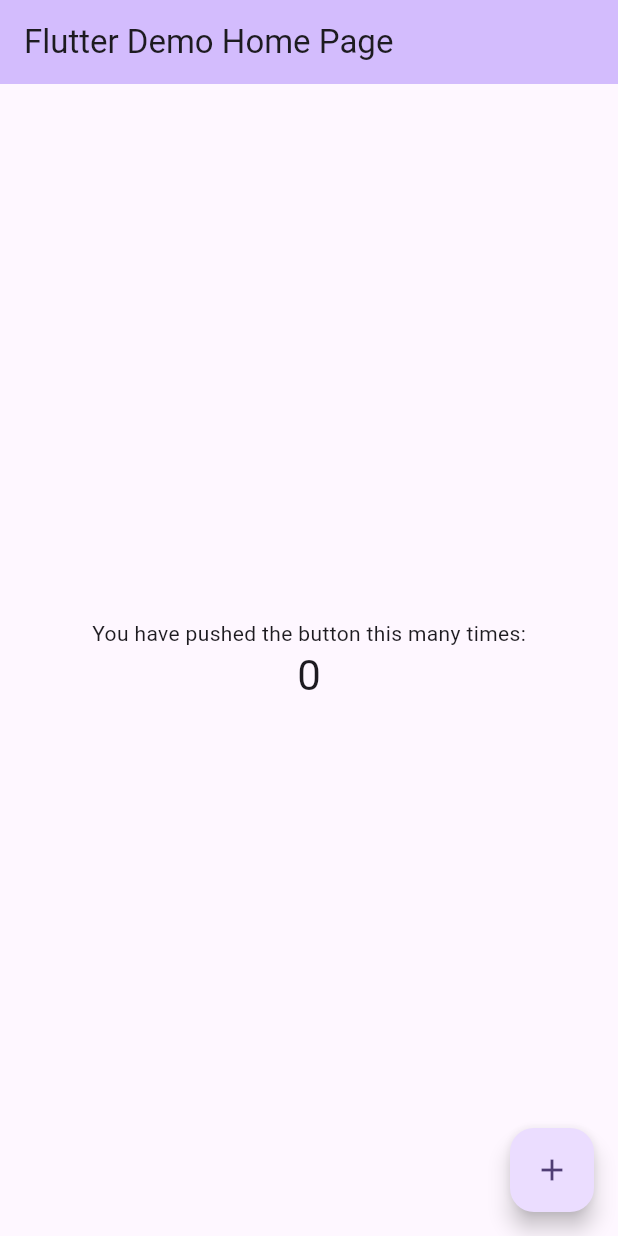
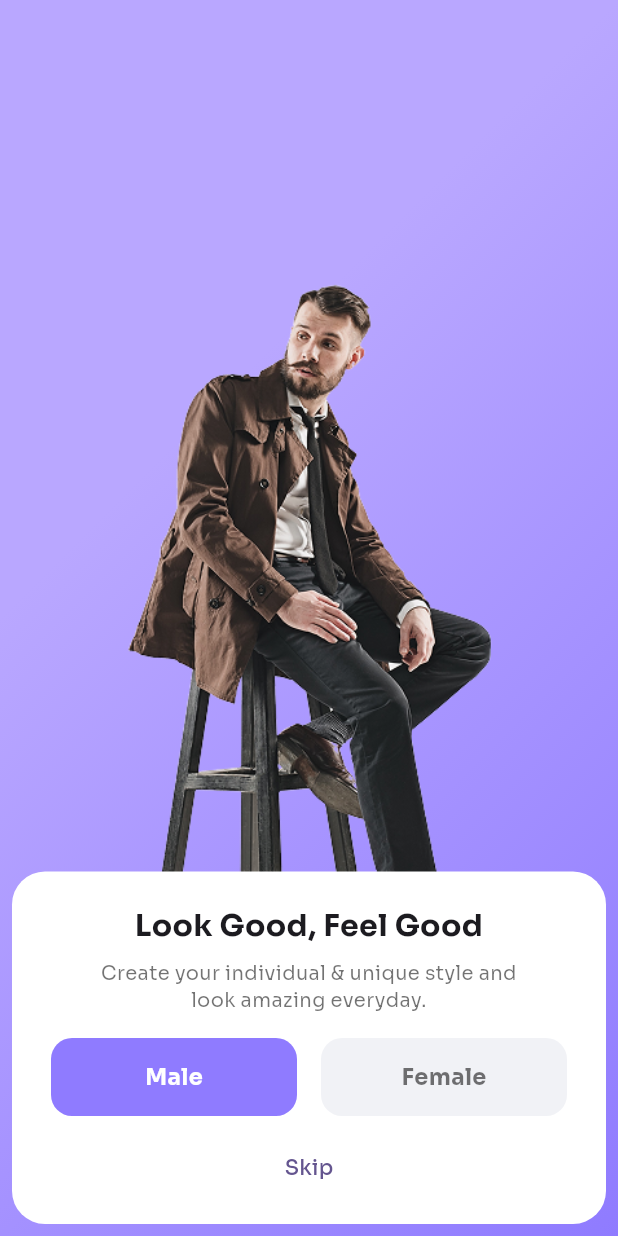
Before and after one commit to jahiduljeesan/laza_ecommerce, a Flutter app: the screen it shows after launch, on a phone screen of 412 x 824 dp. Run offline on Flutter 3.47's test engine with Material 3 defaults, Android fonts, the phone set to English and light mode, and no system bars.

Commit message:
on board activity added success fully

```diff
--- a/lib/main.dart
+++ b/lib/main.dart
@@ -1,4 +1,6 @@
 import 'package:flutter/material.dart';
+import 'package:laza_ecommerce/screens/splash_screen.dart';
+import 'package:laza_ecommerce/values/laza_colors.dart';
 
 void main() {
   runApp(const MyApp());
@@ -12,111 +14,12 @@ class MyApp extends StatelessWidget {
   Widget build(BuildContext context) {
     return MaterialApp(
       title: 'Flutter Demo',
+      debugShowCheckedModeBanner: false,
       theme: ThemeData(
-        // This is the theme of your application.
-        //
-        // TRY THIS: Try running your application with "flutter run". You'll see
-        // the application has a purple toolbar. Then, without quitting the app,
-        // try changing the seedColor in the colorScheme below to Colors.green
-        // and then invoke "hot reload" (save your changes or press the "hot
-        // reload" button in a Flutter-supported IDE, or press "r" if you used
-        // the command line to start the app).
-        //
-        // Notice that the counter didn't reset back to zero; the application
-        // state is not lost during the reload. To reset the state, use hot
-        // restart instead.
-        //
-        // This works for code too, not just values: Most code changes can be
-        // tested with just a hot reload.
-        colorScheme: .fromSeed(seedColor: Colors.deepPurple),
+        colorScheme: .fromSeed(seedColor: LazaColors.primaryColor),
+        fontFamily: 'Sora'
       ),
-      home: const MyHomePage(title: 'Flutter Demo Home Page'),
+      home: SplashScreen(),
     );
   }
 }
-
-class MyHomePage extends StatefulWidget {
-  const MyHomePage({super.key, required this.title});
-
-  // This widget is the home page of your application. It is stateful, meaning
-  // that it has a State object (defined below) that contains fields that affect
-  // how it looks.
-
-  // This class is the configuration for the state. It holds the values (in this
-  // case the title) provided by the parent (in this case the App widget) and
-  // used by the build method of the State. Fields in a Widget subclass are
-  // always marked "final".
-
-  final String title;
-
-  @override
-  State<MyHomePage> createState() => _MyHomePageState();
-}
-
-class _MyHomePageState extends State<MyHomePage> {
-  int _counter = 0;
-
-  void _incrementCounter() {
-    setState(() {
-      // This call to setState tells the Flutter framework that something has
-      // changed in this State, which causes it to rerun the build method below
-      // so that the display can reflect the updated values. If we changed
-      // _counter without calling setState(), then the build method would not be
-      // called again, and so nothing would appear to happen.
-      _counter++;
-    });
-  }
-
-  @override
-  Widget build(BuildContext context) {
-    // This method is rerun every time setState is called, for instance as done
-    // by the _incrementCounter method above.
-    //
-    // The Flutter framework has been optimized to make rerunning build methods
-    // fast, so that you can just rebuild anything that needs updating rather
-    // than having to individually change instances of widgets.
-    return Scaffold(
-      appBar: AppBar(
-        // TRY THIS: Try changing the color here to a specific color (to
-        // Colors.amber, perhaps?) and trigger a hot reload to see the AppBar
-        // change color while the other colors stay the same.
-        backgroundColor: Theme.of(context).colorScheme.inversePrimary,
-        // Here we take the value from the MyHomePage object that was created by
-        // the App.build method, and use it to set our appbar title.
-        title: Text(widget.title),
-      ),
-      body: Center(
-        // Center is a layout widget. It takes a single child and positions it
-        // in the middle of the parent.
-        child: Column(
-          // Column is also a layout widget. It takes a list of children and
-          // arranges them vertically. By default, it sizes itself to fit its
-          // children horizontally, and tries to be as tall as its parent.
-          //
-          // Column has various properties to control how it sizes itself and
-          // how it positions its children. Here we use mainAxisAlignment to
-          // center the children vertically; the main axis here is the vertical
-          // axis because Columns are vertical (the cross axis would be
-          // horizontal).
-          //
-          // TRY THIS: Invoke "debug painting" (choose the "Toggle Debug Paint"
-          // action in the IDE, or press "p" in the console), to see the
-          // wireframe for each widget.
-          mainAxisAlignment: .center,
-          children: [
-            const Text('You have pushed the button this many times:'),
-            Text(
-              '$_counter',
-              style: Theme.of(context).textTheme.headlineMedium,
-            ),
-          ],
-        ),
-      ),
-      floatingActionButton: FloatingActionButton(
-        onPressed: _incrementCounter,
-        tooltip: 'Increment',
-        child: const Icon(Icons.add),
-      ),
-    );
-  }
-}
--- /dev/null
+++ b/lib/screens/onboard_screen.dart
@@ -0,0 +1,149 @@
+import 'package:flutter/material.dart';
+import 'package:laza_ecommerce/values/laza_colors.dart';
+
+class OnboardScreen extends StatefulWidget {
+  const OnboardScreen({super.key});
+
+  @override
+  State<OnboardScreen> createState() => _OnboardScreenState();
+}
+
+class _OnboardScreenState extends State<OnboardScreen> {
+
+  int selected = 0;
+
+  @override
+  Widget build(BuildContext context) {
+    final size = MediaQuery.sizeOf(context);
+    return Scaffold(
+      body: Stack(
+        children: [
+          Container(
+            width: double.infinity,
+            height: double.infinity,
+            decoration: BoxDecoration(
+              gradient: LinearGradient(
+                begin: AlignmentGeometry.centerLeft,
+                end: Alignment.bottomRight,
+                colors: [Color(0xFFB9A7FF), Color(0xFF8F7BFF)],
+              ),
+            ),
+            child: Center(),
+          ),
+          Positioned(
+            top: size.height * 0.15,
+            left: 0,
+            right: 0,
+            child: Center(
+              child: Image.asset(
+                "assets/icons/onboard_hero.png",
+                height: size.height * 0.85,
+                fit: BoxFit.contain,
+              ),
+            ),
+          ),
+
+          Align(
+            alignment: Alignment.bottomCenter,
+            child: SafeArea(
+              top: false,
+              child: Padding(
+                padding: const EdgeInsets.all(8),
+                child: Container(
+                  padding: const EdgeInsets.fromLTRB(26, 22, 26, 14),
+                  decoration: BoxDecoration(
+                    color: Colors.white,
+                    borderRadius: BorderRadius.circular(22),
+                  ),
+                  child: Column(
+                    mainAxisSize: MainAxisSize.min,
+                    children: [
+                      const Text(
+                        "Look Good, Feel Good",
+                        style: TextStyle(
+                          fontSize: 20,
+                          fontWeight: FontWeight.w700,
+                        ),
+                        textAlign: TextAlign.center,
+                      ),
+                      const SizedBox(height: 8),
+                      Text(
+                        "Create your individual & unique style and\nlook amazing everyday.",
+                        style: TextStyle(
+                          fontSize: 13,
+                          color: Colors.black.withOpacity(0.55),
+                          height: 1.35,
+                        ),
+                        textAlign: TextAlign.center,
+                      ),
+                      const SizedBox(height: 16),
+
+                      Row(
+                        children: [
+                          Expanded(
+                            child: _PillButton(
+                              label: 'Male',
+                              selected: selected == 0,
+                              onTap: () => setState(() => selected = 0 ),
+                            ),
+                          ),
+                          const SizedBox(width: 16),
+                          Expanded(
+                            child: _PillButton(
+                              label: 'Female',
+                              selected: selected == 1,
+                              onTap: () => setState(() => selected = 1),
+                            ),
+                          ),
+                        ],
+                      ),
+                      const SizedBox(height: 10,),
+                      TextButton(onPressed: (){}, child: Text('Skip'))
+                    ],
+                  ),
+                ),
+              ),
+            ),
+          ),
+        ],
+      ),
+    );
+  }
+}
+
+class _PillButton extends StatelessWidget {
+  final String label;
+  final bool selected;
+  final VoidCallback onTap;
+
+  const _PillButton({
+    required this.label,
+    required this.selected,
+    required this.onTap,
+  });
+
+  @override
+  Widget build(BuildContext context) {
+    final bg = selected ? const Color(0xFF8F7BFF) : const Color(0xFFF1F2F6);
+    final fg = selected ? Colors.white : Colors.black.withOpacity(0.55);
+    return InkWell(
+      onTap: onTap,
+      child: Container(
+        height: 52,
+        alignment: Alignment.center,
+        decoration: BoxDecoration(
+          color: bg,
+          borderRadius: BorderRadius.circular(14),
+        ),
+        child: Text(
+          label,
+          style: TextStyle(
+            color: fg,
+            fontSize: 15,
+            fontWeight: FontWeight.w700,
+          ),
+        ),
+      ),
+    );
+  }
+}
--- /dev/null
+++ b/lib/screens/splash_screen.dart
@@ -0,0 +1,35 @@
+import 'dart:async';
+
+import 'package:flutter/material.dart';
+import 'package:laza_ecommerce/screens/onboard_screen.dart';
+import 'package:laza_ecommerce/values/laza_colors.dart';
+
+class SplashScreen extends StatefulWidget {
+  const SplashScreen({super.key});
+
+  @override
+  State<SplashScreen> createState() => _SplashScreenState();
+}
+
+class _SplashScreenState extends State<SplashScreen> {
+  @override
+  void initState() {
+    super.initState();
+    Timer(const Duration(seconds: 3), () {
+      Navigator.pushReplacement(
+        context,
+        MaterialPageRoute(builder: (_) => OnboardScreen()),
+      );
+    });
+  }
+
+  @override
+  Widget build(BuildContext context) {
+    return Scaffold(
+      backgroundColor: LazaColors.primaryColor,
+      body: Center(
+        child: Image.asset('assets/icons/laza_logo.png', height: 30, width: 59),
+      ),
+    );
+  }
+}
--- /dev/null
+++ b/lib/values/laza_colors.dart
@@ -0,0 +1,8 @@
+import 'dart:ui';
+
+class LazaColors {
+  static const primaryColor = Color(0xff9775FA);
+  static const orange = Color(0xffFF7043);
+  static const gray = Color(0xff8F959E);
+  static const offWhite = Color(0xffE5E5E5);
+}
```
Also changed, not shown: pubspec.yaml (+18 -6 lines), assets/icons/laza_logo.png (added), assets/icons/onboard_hero.png (added), fonts/Sora-Bold.ttf (added), fonts/Sora-Medium.ttf (added), fonts/Sora-Regular.ttf (added), fonts/Sora-SemiBold.ttf (added), fonts/Sora-Thin.ttf (added).
